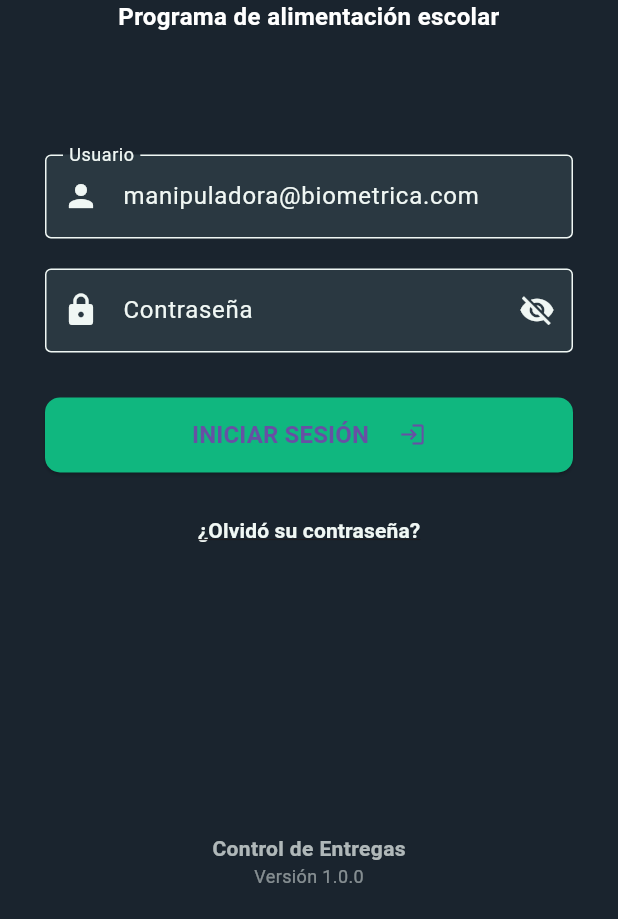
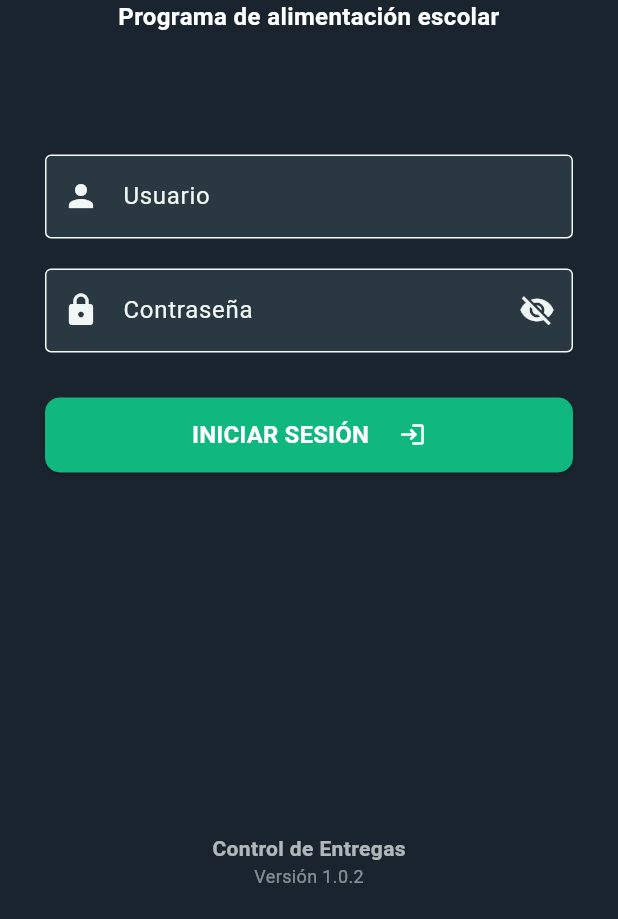
Before and after one commit to DevelopmentInfopae/app_infopae, a Flutter app: the screen it shows after launch, on a phone screen of 412 x 824 dp, the part 317-1236 px from its top. Run offline on Flutter 3.47's test engine with Material 3 defaults, Android fonts, the phone set to English and light mode, and no system bars; our stand-ins replace connectivity_plus, flutter_bloc, get_it, google_fonts, shared_preferences, sqflite; accounts and stored records are empty.

Commit message:
Version 1.0.2

```diff
--- /dev/null
+++ b/devtools_options.yaml
@@ -0,0 +1,3 @@
+description: This file stores settings for Dart & Flutter DevTools.
+documentation: https://docs.flutter.dev/tools/devtools/extensions#configure-extension-enablement-states
+extensions:
--- a/lib/ui/pages/login_page.dart
+++ b/lib/ui/pages/login_page.dart
@@ -10,7 +10,6 @@ class LoginPage extends StatefulWidget {
 }
 
 class _LoginPageState extends State<LoginPage> {
-
   final TextEditingController _userController = TextEditingController();
   final TextEditingController _passwordController = TextEditingController();
   bool _isObscured = true;
@@ -23,7 +22,7 @@ class _LoginPageState extends State<LoginPage> {
   void initState() {
     super.initState();
     // Asignamos el valor al controller
-    _userController.text = "manipuladora@biometrica.com";
+    _userController.text = "";
   }
 
   @override
@@ -31,7 +30,8 @@ class _LoginPageState extends State<LoginPage> {
     return Scaffold(
       resizeToAvoidBottomInset: false,
       backgroundColor: Color(colorFondo),
-      body: Padding(
+      body: SafeArea(
+        child: Padding(
           padding: const EdgeInsets.symmetric(horizontal: 30),
           child: Column(
             children: [
@@ -50,31 +50,45 @@ class _LoginPageState extends State<LoginPage> {
                       // const SizedBox(height: 60),
                       const Text(
                         "Programa de alimentación escolar",
-                      textAlign: TextAlign.center,   // ✔ Centra el texto
+                        textAlign: TextAlign.center, // ✔ Centra el texto
                         style: TextStyle(
                           fontSize: 16,
                           fontWeight: FontWeight.bold,
-                        color: Colors.white,          // ✔ Color blanco
+                          color: Colors.white, // ✔ Color blanco
                         ),
                       ),
                       const SizedBox(height: 80),
 
                       // Campo de Usuario
-                    TextField(
+                      Theme(
+                        data: Theme.of(context).copyWith(
+                          textSelectionTheme: const TextSelectionThemeData(
+                            cursorColor: Colors.white, // cursor
+                            selectionHandleColor: Colors.white, // ✅ la flechita
+                            selectionColor: Colors
+                                .white24, // color del texto seleccionado (opcional)
+                          ),
+                        ),
+                        child: TextField(
                           controller: _userController,
                           style: const TextStyle(color: Color(colorLetra)),
+                          cursorColor: Colors.white,
                           decoration: const InputDecoration(
                             filled: true,
                             fillColor: Color(colorInput),
                             enabledBorder: OutlineInputBorder(
-                          borderSide: BorderSide(color: Color(colorLetra)), // Borde normal
+                              borderSide: BorderSide(
+                                  color: Color(colorLetra)), // Borde normal
                             ),
                             focusedBorder: OutlineInputBorder(
-                          borderSide: BorderSide(color: Color(colorLetra)), // Borde cuando escribes
+                              borderSide: BorderSide(
+                                  color: Color(
+                                      colorLetra)), // Borde cuando escribes
                             ),
                             labelText: 'Usuario',
                             labelStyle: TextStyle(
-                          color: Color(colorLetra), // El color que prefieras
+                              color:
+                                  Color(colorLetra), // El color que prefieras
                               fontSize: 16,
                             ),
                             prefixIcon: Icon(
@@ -83,25 +97,40 @@ class _LoginPageState extends State<LoginPage> {
                             ),
                           ),
                         ),
+                      ),
                       const SizedBox(height: 20),
 
                       // Campo de Contraseña
-                    TextField(
+                      Theme(
+                        data: Theme.of(context).copyWith(
+                          textSelectionTheme: const TextSelectionThemeData(
+                            cursorColor: Colors.white, // cursor
+                            selectionHandleColor: Colors.white, // ✅ la flechita
+                            selectionColor: Colors
+                                .white24, // color del texto seleccionado (opcional)
+                          ),
+                        ),
+                        child: TextField(
                           controller: _passwordController,
                           style: const TextStyle(color: Color(colorLetra)),
                           obscureText: _isObscured,
+                          cursorColor: Colors.white,
                           decoration: InputDecoration(
                             filled: true,
                             fillColor: const Color(colorInput),
                             enabledBorder: const OutlineInputBorder(
-                          borderSide: BorderSide(color: Color(colorLetra)), // Borde normal
+                              borderSide: BorderSide(
+                                  color: Color(colorLetra)), // Borde normal
                             ),
                             focusedBorder: const OutlineInputBorder(
-                          borderSide: BorderSide(color: Color(colorLetra)), // Borde cuando escribes
+                              borderSide: BorderSide(
+                                  color: Color(
+                                      colorLetra)), // Borde cuando escribes
                             ),
                             labelText: 'Contraseña',
                             labelStyle: const TextStyle(
-                          color: Color(colorLetra), // El color que prefieras
+                              color:
+                                  Color(colorLetra), // El color que prefieras
                               fontSize: 16,
                             ),
                             prefixIcon: const Icon(
@@ -112,7 +141,9 @@ class _LoginPageState extends State<LoginPage> {
                             suffixIcon: IconButton(
                               icon: Icon(
                                 // Cambia el icono según el estado
-                            _isObscured ? Icons.visibility_off : Icons.visibility,
+                                _isObscured
+                                    ? Icons.visibility_off
+                                    : Icons.visibility,
                                 color: const Color(colorLetra),
                               ),
                               onPressed: () {
@@ -124,6 +155,7 @@ class _LoginPageState extends State<LoginPage> {
                             ),
                           ),
                         ),
+                      ),
                       const SizedBox(height: 30),
 
                       // Botón con lógica de estado
@@ -131,7 +163,9 @@ class _LoginPageState extends State<LoginPage> {
                         listener: (context, state) {
                           if (state is LoginError) {
                             ScaffoldMessenger.of(context).showSnackBar(
-                            SnackBar(content: Text(state.message), backgroundColor: Colors.red.shade400),
+                              SnackBar(
+                                  content: Text(state.message),
+                                  backgroundColor: Colors.red.shade400),
                             );
                           }
 
@@ -140,7 +174,8 @@ class _LoginPageState extends State<LoginPage> {
                               SnackBar(
                                 content: Text(state.mensaje),
                                 backgroundColor: Colors.orange.shade700,
-                                duration: const Duration(seconds: 5), // 👈 Más tiempo para leer
+                                duration: const Duration(
+                                    seconds: 5), // 👈 Más tiempo para leer
                                 behavior: SnackBarBehavior.floating,
                               ),
                             );
@@ -148,14 +183,18 @@ class _LoginPageState extends State<LoginPage> {
 
                           if (state is LoginSuccess) {
                             ScaffoldMessenger.of(context).showSnackBar(
-                            const SnackBar(content: Text("Ingreso Exitoso"), backgroundColor: Colors.green),
+                              const SnackBar(
+                                  content: Text("Ingreso Exitoso"),
+                                  backgroundColor: Colors.green),
                             );
                             Navigator.pushReplacementNamed(context, '/home');
                           }
                         },
                         builder: (context, state) {
                           if (state is LoginLoading) {
-                          return const CircularProgressIndicator();
+                            return const CircularProgressIndicator(
+                              color: Colors.white,
+                            );
                           }
 
                           return SizedBox(
@@ -165,25 +204,31 @@ class _LoginPageState extends State<LoginPage> {
                               style: ElevatedButton.styleFrom(
                                 backgroundColor: const Color(colorButton),
                                 shape: RoundedRectangleBorder(
-                                  borderRadius: BorderRadius.circular(10), // Bordes redondeados
+                                  borderRadius: BorderRadius.circular(
+                                      10), // Bordes redondeados
                                 ),
                               ),
                               onPressed: () {
                                 // Enviamos los datos al Cubit
                                 context.read<LoginCubit>().login(
                                     _userController.text,
-                                _passwordController.text
-                              );
+                                    _passwordController.text);
                               },
                               child: const Row(
                                 mainAxisAlignment: MainAxisAlignment.center,
-                              children:  [
+                                children: [
                                   Text(
                                     "INICIAR SESIÓN",
-                                  style: TextStyle(fontSize: 16, fontWeight: FontWeight.bold),
+                                    style: TextStyle(
+                                        fontSize: 16,
+                                        fontWeight: FontWeight.bold,
+                                        color: Colors.white),
                                   ),
                                   SizedBox(width: 20),
-                                Icon(Icons.login)
+                                  Icon(
+                                    Icons.login,
+                                    color: Colors.white,
+                                  )
                                 ],
                               ),
                             ),
@@ -191,21 +236,22 @@ class _LoginPageState extends State<LoginPage> {
                         },
                       ),
 
-                    const SizedBox(height: 15,),
-                    TextButton(
-                      onPressed: (){
+                      const SizedBox(
+                        height: 15,
+                      ),
+                      // TextButton(
+                      //   onPressed: (){
 
-                      },
-                      child: const Text(
-                        "¿Olvidó su contraseña?",
-                        style: TextStyle(
-                          color: Color(colorLetra),
-                          fontWeight: FontWeight.w600,
-                          decoration: TextDecoration.underline,
-                        ),
-                      )
-                    ),
-
+                      //   },
+                      //   child: const Text(
+                      //     "¿Olvidó su contraseña?",
+                      //     style: TextStyle(
+                      //       color: Color(colorLetra),
+                      //       fontWeight: FontWeight.w600,
+                      //       decoration: TextDecoration.underline,
+                      //     ),
+                      //   )
+                      // ),
                     ],
                   ),
                 ),
@@ -223,7 +269,7 @@ class _LoginPageState extends State<LoginPage> {
                       ),
                     ),
                     Text(
-                  "Versión 1.0.0",
+                      "Versión 1.0.2",
                       style: TextStyle(
                         color: const Color(colorLetra).withValues(alpha: 0.5),
                         fontSize: 12,
@@ -235,6 +281,7 @@ class _LoginPageState extends State<LoginPage> {
             ],
           ),
         ),
+      ),
     );
   }
 }
--- a/lib/ui/pages/reportes_page.dart
+++ b/lib/ui/pages/reportes_page.dart
@@ -113,6 +113,7 @@ class ReportesPage extends StatelessWidget {
       child: AppBar(
         backgroundColor: const Color(0xFF1a242e),
         toolbarHeight: 80,
+        iconTheme: const IconThemeData(color: Colors.white),
         title: Container(
           height: 80,
           alignment: Alignment.centerLeft,
```
Also changed, not shown: lib/data/database_helper.dart (+4 -3 lines), lib/data/providers/api_provider.dart (+29 -15 lines), lib/data/repositories/asistencia_repository.dart (+25 -6 lines), lib/data/repositories/reportes_repository.dart (+9 -5 lines), lib/data/repositories/upload_repository.dart (+9 -2 lines), lib/data/repositories/user_repository.dart (+6 -13 lines), lib/logic/cubits/login_cubit.dart (+15 -10 lines), lib/ui/pages/asistence_page.dart (+46 -25 lines), lib/ui/pages/enviar_page.dart (+13 -5 lines), lib/ui/pages/home_page.dart (+15 -12 lines), lib/ui/pages/upload_page.dart (+15 -4 lines), lib/ui/widgets/build_list_beneficiarios.dart (+16 -7 lines), 2 other files. Lines whose indentation alone changed are shown as unchanged.
